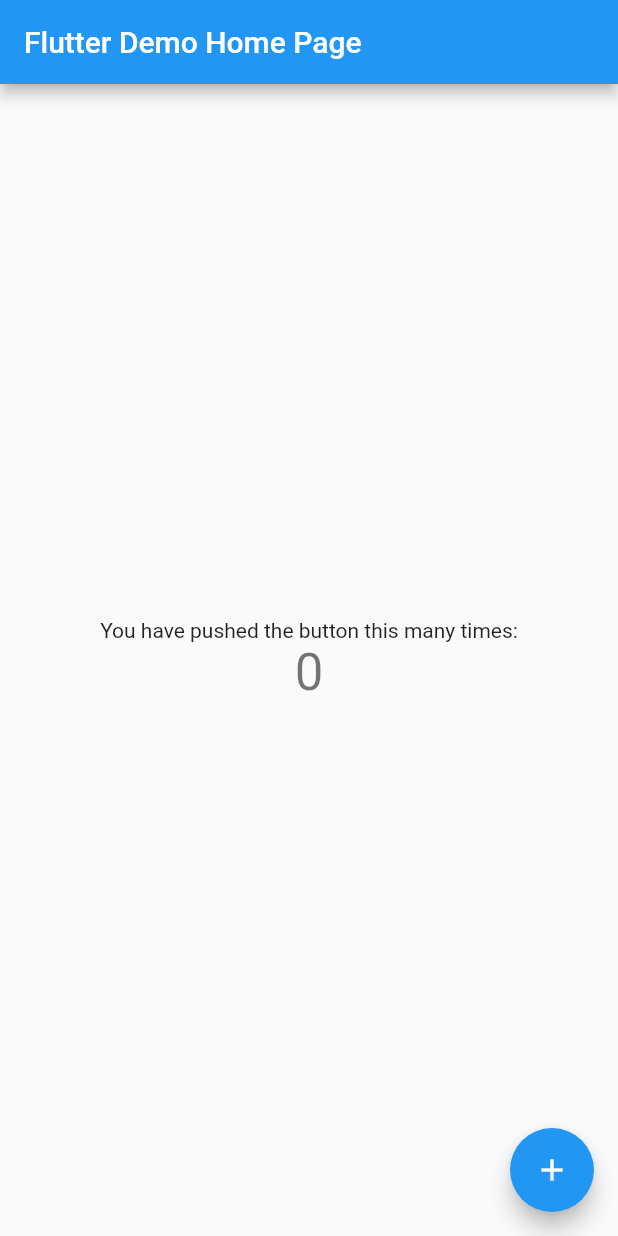
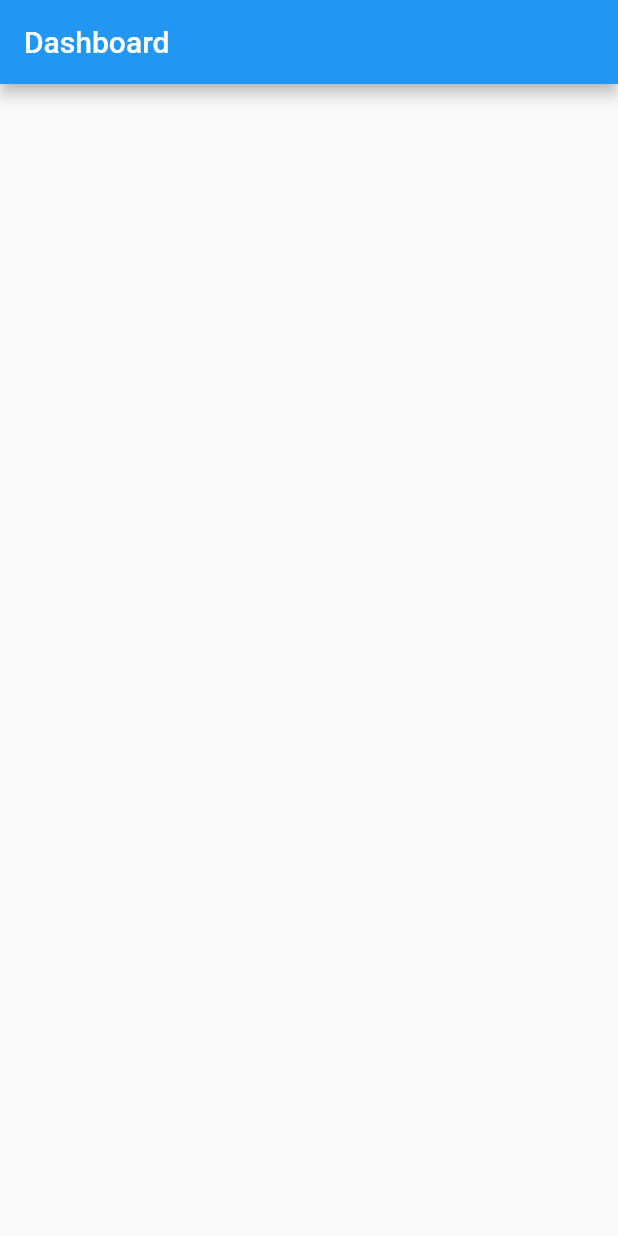
Before and after one commit to diegominelli/ByteBankAppFlutter, a Flutter app: the screen it shows after launch, on a phone screen of 412 x 824 dp. Run offline on Flutter 3.47's test engine with Material 2 defaults, Android fonts, the phone set to English and light mode, and no system bars.

Commit message:
desenvolvendo a tela home

```diff
--- a/lib/main.dart
+++ b/lib/main.dart
@@ -1,115 +1,21 @@
 import 'package:flutter/material.dart';
 
 void main() {
-  runApp(const MyApp());
+  runApp(const Bytebankapp());
 }
 
-class MyApp extends StatelessWidget {
-  const MyApp({Key? key}) : super(key: key);
+class Bytebankapp extends StatelessWidget {
+  const Bytebankapp({Key? key}) : super(key: key);
 
   // This widget is the root of your application.
   @override
   Widget build(BuildContext context) {
     return MaterialApp(
-      title: 'Flutter Demo',
-      theme: ThemeData(
-        // This is the theme of your application.
-        //
-        // Try running your application with "flutter run". You'll see the
-        // application has a blue toolbar. Then, without quitting the app, try
-        // changing the primarySwatch below to Colors.green and then invoke
-        // "hot reload" (press "r" in the console where you ran "flutter run",
-        // or simply save your changes to "hot reload" in a Flutter IDE).
-        // Notice that the counter didn't reset back to zero; the application
-        // is not restarted.
-        primarySwatch: Colors.blue,
+      home: Scaffold(
+        appBar: AppBar(
+          title: const Text('Dashboard'),
+        ),
       ),
-      home: const MyHomePage(title: 'Flutter Demo Home Page'),
     );
   }
 }
-
-class MyHomePage extends StatefulWidget {
-  const MyHomePage({Key? key, required this.title}) : super(key: key);
-
-  // This widget is the home page of your application. It is stateful, meaning
-  // that it has a State object (defined below) that contains fields that affect
-  // how it looks.
-
-  // This class is the configuration for the state. It holds the values (in this
-  // case the title) provided by the parent (in this case the App widget) and
-  // used by the build method of the State. Fields in a Widget subclass are
-  // always marked "final".
-
-  final String title;
-
-  @override
-  State<MyHomePage> createState() => _MyHomePageState();
-}
-
-class _MyHomePageState extends State<MyHomePage> {
-  int _counter = 0;
-
-  void _incrementCounter() {
-    setState(() {
-      // This call to setState tells the Flutter framework that something has
-      // changed in this State, which causes it to rerun the build method below
-      // so that the display can reflect the updated values. If we changed
-      // _counter without calling setState(), then the build method would not be
-      // called again, and so nothing would appear to happen.
-      _counter++;
-    });
-  }
-
-  @override
-  Widget build(BuildContext context) {
-    // This method is rerun every time setState is called, for instance as done
-    // by the _incrementCounter method above.
-    //
-    // The Flutter framework has been optimized to make rerunning build methods
-    // fast, so that you can just rebuild anything that needs updating rather
-    // than having to individually change instances of widgets.
-    return Scaffold(
-      appBar: AppBar(
-        // Here we take the value from the MyHomePage object that was created by
-        // the App.build method, and use it to set our appbar title.
-        title: Text(widget.title),
-      ),
-      body: Center(
-        // Center is a layout widget. It takes a single child and positions it
-        // in the middle of the parent.
-        child: Column(
-          // Column is also a layout widget. It takes a list of children and
-          // arranges them vertically. By default, it sizes itself to fit its
-          // children horizontally, and tries to be as tall as its parent.
-          //
-          // Invoke "debug painting" (press "p" in the console, choose the
-          // "Toggle Debug Paint" action from the Flutter Inspector in Android
-          // Studio, or the "Toggle Debug Paint" command in Visual Studio Code)
-          // to see the wireframe for each widget.
-          //
-          // Column has various properties to control how it sizes itself and
-          // how it positions its children. Here we use mainAxisAlignment to
-          // center the children vertically; the main axis here is the vertical
-          // axis because Columns are vertical (the cross axis would be
-          // horizontal).
-          mainAxisAlignment: MainAxisAlignment.center,
-          children: <Widget>[
-            const Text(
-              'You have pushed the button this many times:',
-            ),
-            Text(
-              '$_counter',
-              style: Theme.of(context).textTheme.headline4,
-            ),
-          ],
-        ),
-      ),
-      floatingActionButton: FloatingActionButton(
-        onPressed: _incrementCounter,
-        tooltip: 'Increment',
-        child: const Icon(Icons.add),
-      ), // This trailing comma makes auto-formatting nicer for build methods.
-    );
-  }
-}
```
Also changed, not shown: 1 other file.
